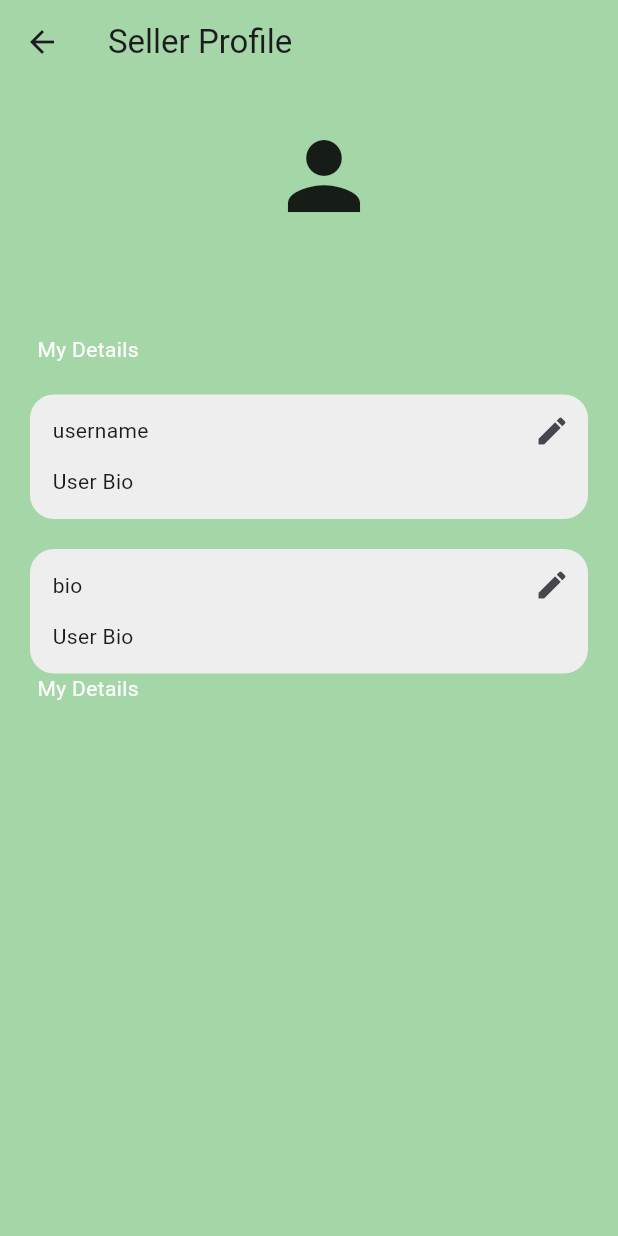
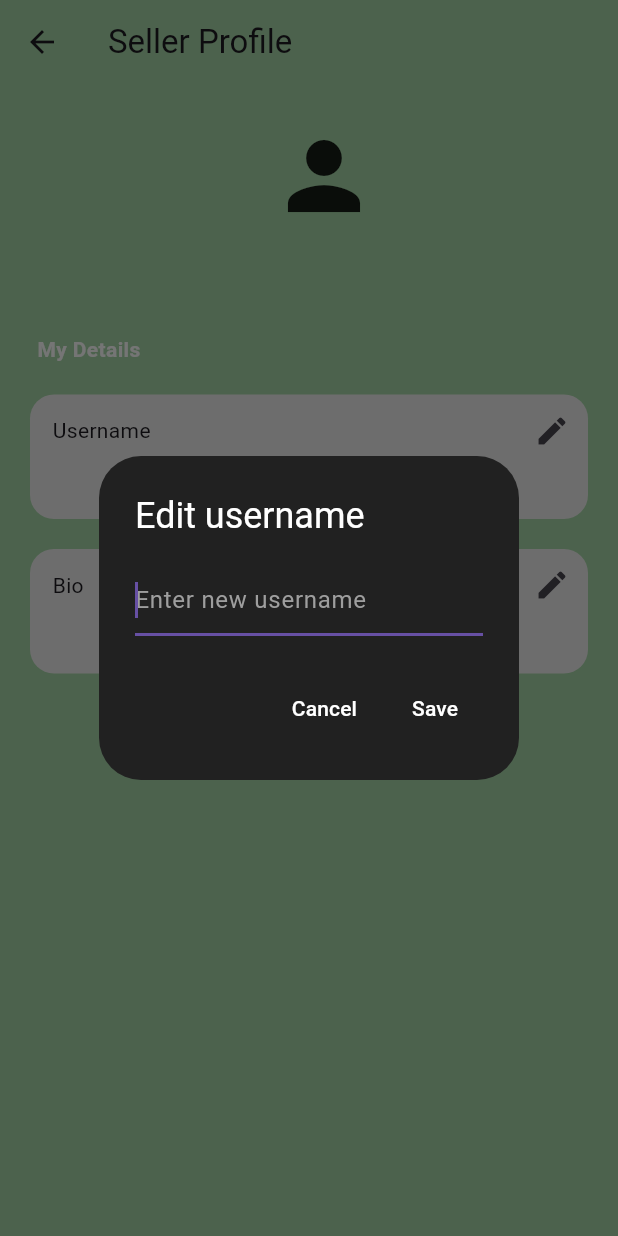
Before and after one commit to blakeotto57/treehouse, a Flutter app: the SellerProfilePage screen opened directly, after a tap on the "edit" icon, on a phone screen of 412 x 824 dp. Run offline on Flutter 3.47's test engine with Material 3 defaults, Android fonts, the phone set to English and light mode, and no system bars; our stand-ins replace cloud_firestore, firebase_auth, firebase_core, flutter_svg, image_picker, shared_preferences; accounts and stored records are empty; network calls fail; Roboto replaces fonts that are missing (expressway).

Commit message:
user profile created and editable, messages code made but need to incoporate messaging a seller

```diff
--- a/lib/models/seller_profile.dart
+++ b/lib/models/seller_profile.dart
@@ -1,6 +1,7 @@
 import 'package:firebase_auth/firebase_auth.dart';
 import 'package:flutter/material.dart';
 import 'package:cloud_firestore/cloud_firestore.dart';
+import 'package:treehouse/auth/auth.dart';
 import 'package:treehouse/components.dart/text_box.dart';
 
 class SellerProfilePage extends StatefulWidget {
@@ -11,34 +12,104 @@ class SellerProfilePage extends StatefulWidget {
 }
 
 class _SellerProfilePageState extends State<SellerProfilePage> {
-
-  //user
+  // User
   final currentUser = FirebaseAuth.instance.currentUser!;
 
+  //all users
+  final usersCollection = FirebaseFirestore.instance.collection("users");
 
-  //edit field for username
+
+
+  // Edit field for username
   Future<void> editField(String field) async {
+    String newValue = "";
+    await showDialog(
+      context: context,
+      builder: (context) => AlertDialog(
+        backgroundColor: Colors.grey[900],
+        title: Text(
+          "Edit $field" ,
+          style: const TextStyle(
+            color: Colors.white,
+            ),
+          ),
+          content: TextField(
+            autofocus: true,
+            style: TextStyle(
+              color: Colors.white),
+              decoration: InputDecoration(
+                hintText: "Enter new $field",
+                hintStyle: TextStyle(color: Colors.grey),
+            ),
+            onChanged: (value) {
+              newValue = value;
+            },
+          ),
+          actions: [
 
+          //cancel button for edit field
+          TextButton(
+            onPressed: () => Navigator.pop(context),
+            child: Text(
+              "Cancel",
+              style: TextStyle(
+                color: Colors.white,
+              ),
+            ),
+          ),
+
+
+          //save button
+          TextButton(
+            onPressed: () => Navigator.of(context).pop(newValue),
+            child: Text(
+              "Save",
+              style: TextStyle(
+                color: Colors.white,
+              ),
+            ),
+          ),
+        ],
+      ),
+    );
+
+    //update edits of profile in Firebase
+    if (newValue.trim().length > 0) {
+      await usersCollection.doc(currentUser.uid).update({field: newValue});
     }
+  }
+
 
   @override
   Widget build(BuildContext context) {
     return Scaffold(
       backgroundColor: Colors.green[200],
       appBar: AppBar(
-        title: Text("Seller Profile"),
+        title: const Text("Seller Profile"),
         backgroundColor: Colors.green[200],
       ),
-      body: ListView(
+      body: StreamBuilder<DocumentSnapshot>(
+        stream: FirebaseFirestore.instance
+            .collection("users")
+            .doc(currentUser.uid)
+            .snapshots(),
+
+        builder: (context, snapshot) {
+
+          // Get user data
+          if (snapshot.hasData && snapshot.data?.data() != null) {
+            final userData = snapshot.data!.data() as Map<String, dynamic>;
+
+            return ListView(
               children: [
                 const SizedBox(height: 25),
 
                 // Profile picture
-          Padding(
-            padding: const EdgeInsets.only(left: 20.0),
+                const Padding(
+                  padding: EdgeInsets.only(left: 20.0),
                   child: Align(
                     alignment: Alignment.center,
-              child: const Icon(
+                    child: Icon(
                       Icons.person,
                       size: 72,
                     ),
@@ -51,65 +122,60 @@ class _SellerProfilePageState extends State<SellerProfilePage> {
                 // User email
                 Align(
                   alignment: Alignment.center,
-            child:
-              Text(
+                  child: Text(
                     currentUser.email!,
                     textAlign: TextAlign.center,
                     style: const TextStyle(color: Colors.white),
                   ),
                 ),
 
-
-          // User details
-          Padding(
-            padding: const EdgeInsets.only(left: 25.0),
+                // User details header
+                const Padding(
+                  padding: EdgeInsets.only(left: 25.0),
                   child: Align(
                     alignment: Alignment.centerLeft,
-              child:
-                Text(
+                    child: Text(
                       "My Details",
                       textAlign: TextAlign.center,
-                  style: const TextStyle(color: Colors.white),
+                      style: TextStyle(
+                        color: Colors.white,
+                        fontWeight: FontWeight.bold,
+                      ),
                     ),
                   ),
                 ),
 
                 // Username section
                 MyTextBox(
-            text: "User Bio",
-            sectionName: "username",
+                  text: userData['username'],
+                  sectionName: "Username", //text in textfield
                   onPressed: () => editField("username"),
                 ),
 
-
                 // Bio section
                 MyTextBox(
-            text: "User Bio",
-            sectionName: "bio",
+                  text: userData['bio'],
+                  sectionName: "Bio", //text in textfield
                   onPressed: () => editField("bio"),
                 ),
 
-
-
-           // User details
-          Padding(
-            padding: const EdgeInsets.only(left: 25.0),
-            child: Align(
-              alignment: Alignment.centerLeft,
-              child:
-                Text(
-                  "My Details",
-                  textAlign: TextAlign.center,
-                  style: const TextStyle(color: Colors.white),
-              ),
-            ),
-          ),
-
-
+                // Space between
+                const SizedBox(height: 25),
 
 
 
               ],
+            );
+
+
+          } else if (snapshot.hasError) {
+            return AuthPage();
+
+          }
+          return Center(
+            child: CircularProgressIndicator(),
+          );
+        },
       ),
     );
   }
```
Also changed, not shown: lib/auth/auth_service.dart (added, +21 -0 lines), lib/components.dart/user_tile.dart (added, +31 -0 lines), lib/models/category_model.dart (+8 -8 lines), lib/models/chat_page.dart (+79 -128 lines), lib/models/chat_service.dart (added, +71 -0 lines), lib/models/message.dart (added, +28 -0 lines), lib/models/messages_page.dart (deleted, +0 -36 lines), lib/pages/home.dart (+3 -9 lines), lib/pages/messages_page.dart (added, +72 -0 lines), lib/pages/profile_pic.dart (deleted, +0 -60 lines), lib/pages/register_page.dart (+3 -6 lines), lib/category_pages/academic_assistance.dart (renamed from lib/pages/category_pages/academic_assistance.dart), lib/category_pages/cleaning.dart (renamed from lib/pages/category_pages/cleaning.dart), lib/category_pages/errands_moving.dart (renamed from lib/pages/category_pages/errands_moving.dart), 5 more files. Lines whose indentation alone changed are shown as unchanged.
